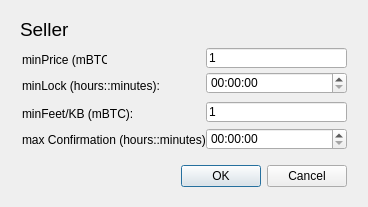
This is lib/view/SellerTorrentPluginConfigurationDialog.ui in RdeWilde/JoyStream as Qt 5 draws it before an edit. The edited form follows.
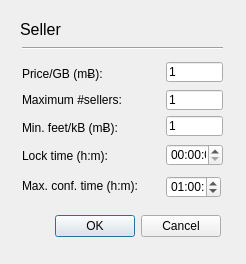
This is the edited form.

Patch:
```diff
--- a/lib/view/SellerTorrentPluginConfigurationDialog.ui
+++ b/lib/view/SellerTorrentPluginConfigurationDialog.ui
@@ -6,8 +6,8 @@
    <rect>
     <x>0</x>
     <y>0</y>
-    <width>368</width>
-    <height>207</height>
+    <width>246</width>
+    <height>264</height>
    </rect>
   </property>
   <property name="windowTitle">
@@ -16,8 +16,8 @@
   <widget class="QDialogButtonBox" name="buttonBox">
    <property name="geometry">
     <rect>
-     <x>170</x>
-     <y>160</y>
+     <x>44</x>
+     <y>210</y>
      <width>177</width>
      <height>32</height>
     </rect>
@@ -40,7 +40,7 @@
    </property>
    <property name="font">
     <font>
-     <pointsize>14</pointsize>
+     <pointsize>12</pointsize>
     </font>
    </property>
    <property name="text">
@@ -51,21 +51,21 @@
    <property name="geometry">
     <rect>
      <x>22</x>
-     <y>52</y>
-     <width>85</width>
+     <y>66</y>
+     <width>103</width>
      <height>16</height>
     </rect>
    </property>
    <property name="text">
-    <string>minPrice (mBTC):</string>
+    <string>Price/GB (mɃ):</string>
    </property>
   </widget>
   <widget class="QLineEdit" name="minPriceLineEdit">
    <property name="geometry">
     <rect>
-     <x>206</x>
-     <y>48</y>
-     <width>141</width>
+     <x>166</x>
+     <y>62</y>
+     <width>57</width>
      <height>20</height>
     </rect>
    </property>
@@ -77,21 +77,21 @@
    <property name="geometry">
     <rect>
      <x>22</x>
-     <y>78</y>
-     <width>139</width>
+     <y>148</y>
+     <width>85</width>
      <height>16</height>
     </rect>
    </property>
    <property name="text">
-    <string>minLock (hours::minutes):</string>
+    <string>Lock time (h:m):</string>
    </property>
   </widget>
   <widget class="QLineEdit" name="minFeeLineEdit">
    <property name="geometry">
     <rect>
-     <x>206</x>
-     <y>102</y>
-     <width>141</width>
+     <x>166</x>
+     <y>116</y>
+     <width>57</width>
      <height>20</height>
     </rect>
    </property>
@@ -103,48 +103,94 @@
    <property name="geometry">
     <rect>
      <x>22</x>
-     <y>106</y>
+     <y>120</y>
      <width>111</width>
      <height>16</height>
     </rect>
    </property>
    <property name="text">
-    <string>minFeet/KB (mBTC):</string>
-   </property>
-  </widget>
-  <widget class="QLabel" name="maxmaxContractConfirmationDelayLabel">
-   <property name="geometry">
-    <rect>
-     <x>22</x>
-     <y>132</y>
-     <width>203</width>
-     <height>16</height>
-    </rect>
-   </property>
-   <property name="text">
-    <string>max Confirmation (hours::minutes):</string>
-   </property>
-  </widget>
-  <widget class="QTimeEdit" name="maxContractConfirmationDelayTimeEdit">
-   <property name="geometry">
-    <rect>
-     <x>206</x>
-     <y>128</y>
-     <width>141</width>
-     <height>22</height>
-    </rect>
+    <string>Min. feet/kB (mɃ):</string>
    </property>
   </widget>
   <widget class="QTimeEdit" name="minLockTimeEdit">
    <property name="geometry">
     <rect>
-     <x>206</x>
-     <y>72</y>
-     <width>141</width>
+     <x>166</x>
+     <y>144</y>
+     <width>57</width>
      <height>22</height>
     </rect>
    </property>
   </widget>
+  <widget class="Line" name="line">
+   <property name="geometry">
+    <rect>
+     <x>22</x>
+     <y>40</y>
+     <width>201</width>
+     <height>16</height>
+    </rect>
+   </property>
+   <property name="orientation">
+    <enum>Qt::Horizontal</enum>
+   </property>
+  </widget>
+  <widget class="QLabel" name="maxNumberOfSellersLabel">
+   <property name="geometry">
+    <rect>
+     <x>22</x>
+     <y>92</y>
+     <width>111</width>
+     <height>16</height>
+    </rect>
+   </property>
+   <property name="text">
+    <string>Maximum #sellers:</string>
+   </property>
+  </widget>
+  <widget class="QLineEdit" name="maxNumberOfSellersLineEdit">
+   <property name="geometry">
+    <rect>
+     <x>166</x>
+     <y>90</y>
+     <width>57</width>
+     <height>20</height>
+    </rect>
+   </property>
+   <property name="text">
+    <string>1</string>
+   </property>
+  </widget>
+  <widget class="QLabel" name="maxWaitTimeLabel">
+   <property name="geometry">
+    <rect>
+     <x>22</x>
+     <y>178</y>
+     <width>139</width>
+     <height>16</height>
+    </rect>
+   </property>
+   <property name="text">
+    <string>Max. conf. time (h:m):</string>
+   </property>
+  </widget>
+  <widget class="QTimeEdit" name="maxConfirmationTimeTimeEdit">
+   <property name="geometry">
+    <rect>
+     <x>166</x>
+     <y>176</y>
+     <width>55</width>
+     <height>22</height>
+    </rect>
+   </property>
+   <property name="time">
+    <time>
+     <hour>1</hour>
+     <minute>0</minute>
+     <second>0</second>
+    </time>
+   </property>
+  </widget>
  </widget>
  <resources/>
  <connections>
```
Left out of the diff: 2 changed lines with no effect on the pictures.
